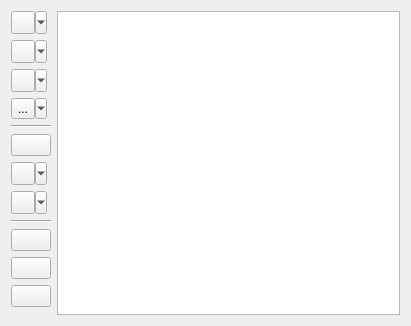
Above: lib/ui/widgets/metadata/nodes.ui from metgem/metgem before the change. Below: the same form after it.
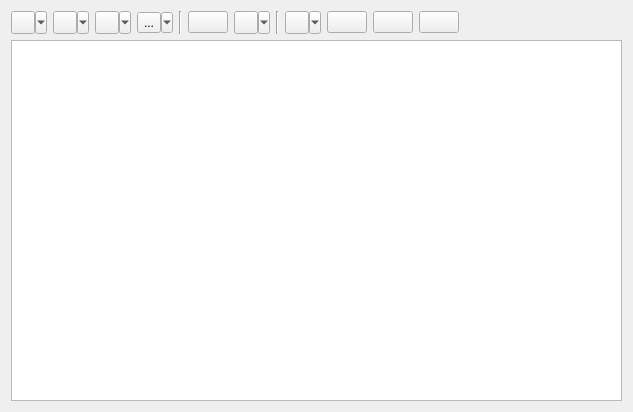
That is the form after the change. Icons and pictures are not drawn. Custom widgets are drawn as their Qt base class.

Commit message: Change orientation of toolbars in metadata widgets to improve usability

```diff
--- a/lib/ui/widgets/metadata/nodes.ui
+++ b/lib/ui/widgets/metadata/nodes.ui
@@ -6,16 +6,16 @@
    <rect>
     <x>0</x>
     <y>0</y>
-    <width>411</width>
-    <height>326</height>
+    <width>633</width>
+    <height>412</height>
    </rect>
   </property>
   <property name="windowTitle">
    <string/>
   </property>
-  <layout class="QHBoxLayout" name="horizontalLayout">
+  <layout class="QVBoxLayout" name="verticalLayout">
    <item>
-    <layout class="QVBoxLayout" name="verticalLayout_6">
+    <layout class="QHBoxLayout" name="horizontalLayout">
      <item>
       <widget class="QToolButton" name="btUseColumnForLabels">
        <property name="toolTip">
@@ -99,7 +99,7 @@
      <item>
       <widget class="Line" name="line">
        <property name="orientation">
-        <enum>Qt::Horizontal</enum>
+        <enum>Qt::Vertical</enum>
        </property>
       </widget>
      </item>
@@ -140,6 +140,13 @@
        </property>
       </widget>
      </item>
+     <item>
+      <widget class="Line" name="line_2">
+       <property name="orientation">
+        <enum>Qt::Vertical</enum>
+       </property>
+      </widget>
+     </item>
      <item>
       <widget class="QToolButton" name="btFindStandards">
        <property name="toolTip">
@@ -160,13 +167,6 @@
        </property>
       </widget>
      </item>
-     <item>
-      <widget class="Line" name="line_2">
-       <property name="orientation">
-        <enum>Qt::Horizontal</enum>
-       </property>
-      </widget>
-     </item>
      <item>
       <widget class="QPushButton" name="btEditGroupMapping">
        <property name="toolTip">
@@ -219,14 +219,14 @@
       </widget>
      </item>
      <item>
-      <spacer name="verticalSpacer">
+      <spacer name="horizontalSpacer">
        <property name="orientation">
-        <enum>Qt::Vertical</enum>
+        <enum>Qt::Horizontal</enum>
        </property>
        <property name="sizeHint" stdset="0">
         <size>
-         <width>20</width>
-         <height>40</height>
+         <width>40</width>
+         <height>20</height>
         </size>
        </property>
       </spacer>
```
The commit also changes 1 other file.
